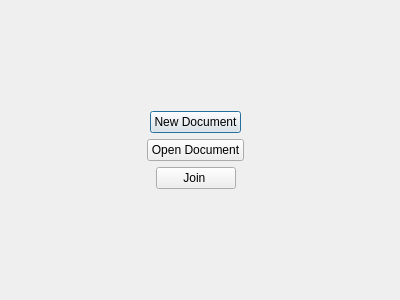
Before: the Qt Designer form client/MainMenu.ui in anphetamina/CoText, drawn with Qt 5.
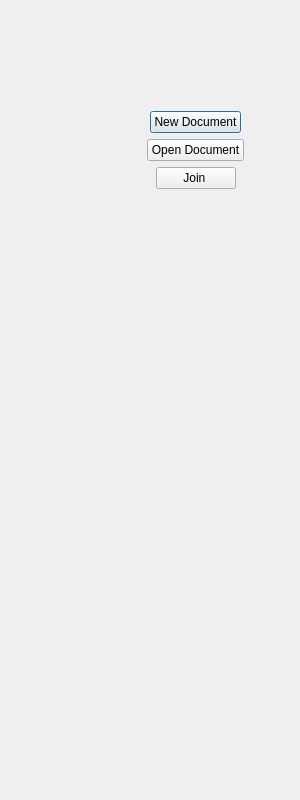
After: the same form once the commit is applied.

```diff
--- a/client/MainMenu.ui
+++ b/client/MainMenu.ui
@@ -6,10 +6,28 @@
    <rect>
     <x>0</x>
     <y>0</y>
-    <width>400</width>
-    <height>300</height>
+    <width>300</width>
+    <height>800</height>
    </rect>
   </property>
+  <property name="sizePolicy">
+   <sizepolicy hsizetype="Fixed" vsizetype="Fixed">
+    <horstretch>0</horstretch>
+    <verstretch>0</verstretch>
+   </sizepolicy>
+  </property>
+  <property name="minimumSize">
+   <size>
+    <width>300</width>
+    <height>800</height>
+   </size>
+  </property>
+  <property name="maximumSize">
+   <size>
+    <width>300</width>
+    <height>800</height>
+   </size>
+  </property>
   <property name="windowTitle">
    <string>Dialog</string>
   </property>
```
